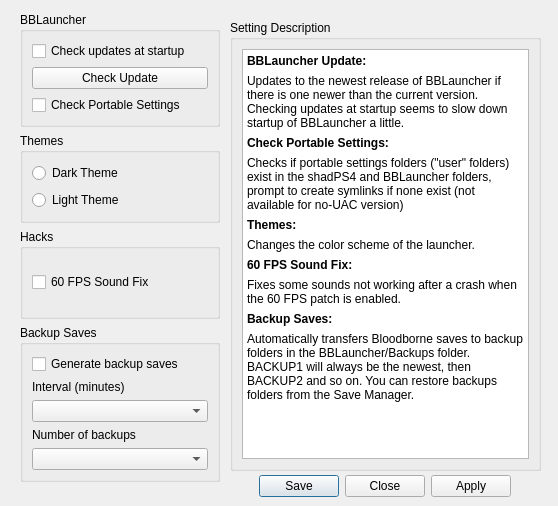
Before: the Qt Designer form settings/LauncherSettings.ui in rainmakerv3/BB_Launcher, drawn with Qt 5.
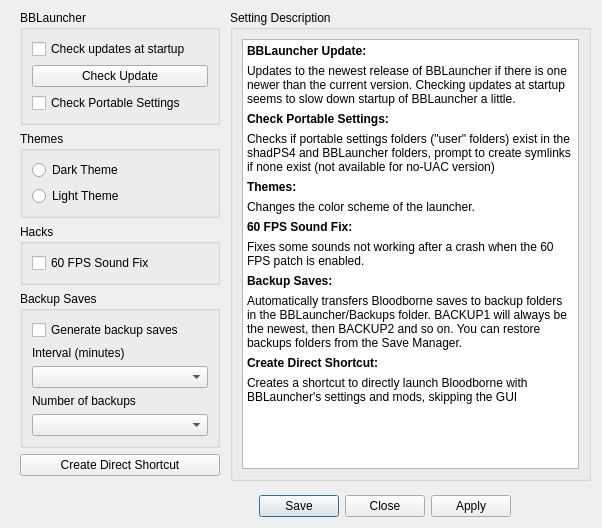
After: the same form once the commit is applied.

Commit message: Add shortcut creation button, fix ipc make_shared

What changed in the file:
```diff
--- a/settings/LauncherSettings.ui
+++ b/settings/LauncherSettings.ui
@@ -6,8 +6,8 @@
    <rect>
     <x>0</x>
     <y>0</y>
-    <width>558</width>
-    <height>506</height>
+    <width>602</width>
+    <height>528</height>
    </rect>
   </property>
   <property name="windowTitle">
@@ -17,7 +17,7 @@
    <property name="geometry">
     <rect>
      <x>250</x>
-     <y>470</y>
+     <y>490</y>
      <width>261</width>
      <height>32</height>
     </rect>
@@ -33,9 +33,9 @@
    <property name="geometry">
     <rect>
      <x>230</x>
-     <y>20</y>
-     <width>311</width>
-     <height>451</height>
+     <y>10</y>
+     <width>361</width>
+     <height>471</height>
     </rect>
    </property>
    <property name="title">
@@ -67,7 +67,9 @@
 &lt;p style=&quot; margin-top:6px; margin-bottom:6px; margin-left:0px; margin-right:0px; -qt-block-indent:0; text-indent:0px;&quot;&gt;&lt;span style=&quot; font-weight:700;&quot;&gt;60 FPS Sound Fix:&lt;/span&gt;&lt;/p&gt;
 &lt;p style=&quot; margin-top:6px; margin-bottom:6px; margin-left:0px; margin-right:0px; -qt-block-indent:0; text-indent:0px;&quot;&gt;Fixes some sounds not working after a crash when the 60 FPS patch is enabled.&lt;/p&gt;
 &lt;p style=&quot; margin-top:6px; margin-bottom:6px; margin-left:0px; margin-right:0px; -qt-block-indent:0; text-indent:0px;&quot;&gt;&lt;span style=&quot; font-weight:700;&quot;&gt;Backup Saves:&lt;/span&gt;&lt;/p&gt;
-&lt;p style=&quot; margin-top:6px; margin-bottom:6px; margin-left:0px; margin-right:0px; -qt-block-indent:0; text-indent:0px;&quot;&gt;Automatically transfers Bloodborne saves to backup folders in the BBLauncher/Backups folder. BACKUP1 will always be the newest, then BACKUP2 and so on. You can restore backups folders from the Save Manager.&lt;/p&gt;&lt;/body&gt;&lt;/html&gt;</string>
+&lt;p style=&quot; margin-top:6px; margin-bottom:6px; margin-left:0px; margin-right:0px; -qt-block-indent:0; text-indent:0px;&quot;&gt;Automatically transfers Bloodborne saves to backup folders in the BBLauncher/Backups folder. BACKUP1 will always be the newest, then BACKUP2 and so on. You can restore backups folders from the Save Manager.&lt;/p&gt;
+&lt;p style=&quot; margin-top:6px; margin-bottom:6px; margin-left:0px; margin-right:0px; -qt-block-indent:0; text-indent:0px;&quot;&gt;&lt;span style=&quot; font-weight:700;&quot;&gt;Create Direct Shortcut:&lt;/span&gt;&lt;/p&gt;
+&lt;p style=&quot; margin-top:6px; margin-bottom:6px; margin-left:0px; margin-right:0px; -qt-block-indent:0; text-indent:0px;&quot;&gt;Creates a shortcut to directly launch Bloodborne with BBLauncher's settings and mods, skipping the GUI&lt;/p&gt;&lt;/body&gt;&lt;/html&gt;</string>
       </property>
       <property name="acceptRichText">
        <bool>false</bool>
@@ -83,9 +85,9 @@
    <property name="geometry">
     <rect>
      <x>20</x>
-     <y>12</y>
+     <y>10</y>
      <width>200</width>
-     <height>470</height>
+     <height>511</height>
     </rect>
    </property>
    <layout class="QVBoxLayout" name="verticalLayout">
@@ -194,6 +196,26 @@
       </layout>
      </widget>
     </item>
+    <item>
+     <widget class="QPushButton" name="shortcutButton">
+      <property name="text">
+       <string>Create Direct Shortcut</string>
+      </property>
+     </widget>
+    </item>
+    <item>
+     <spacer name="verticalSpacer">
+      <property name="orientation">
+       <enum>Qt::Orientation::Vertical</enum>
+      </property>
+      <property name="sizeHint" stdset="0">
+       <size>
+        <width>20</width>
+        <height>40</height>
+       </size>
+      </property>
+     </spacer>
+    </item>
    </layout>
   </widget>
  </widget>
```
The commit also changes 4 other files.
